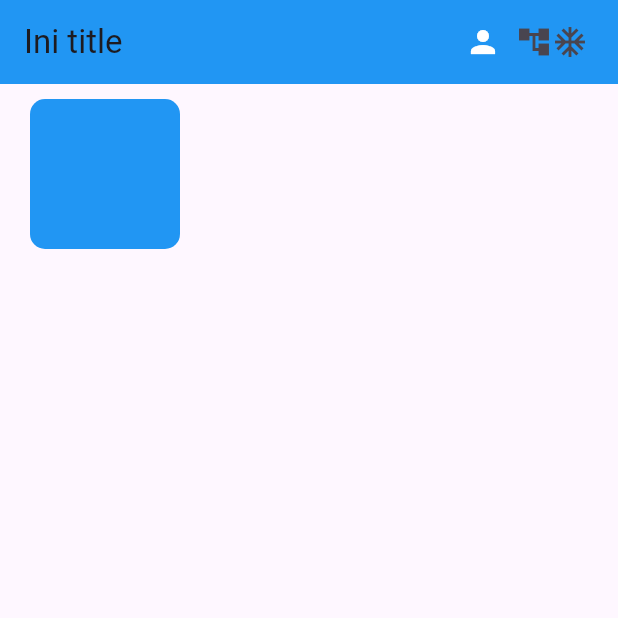
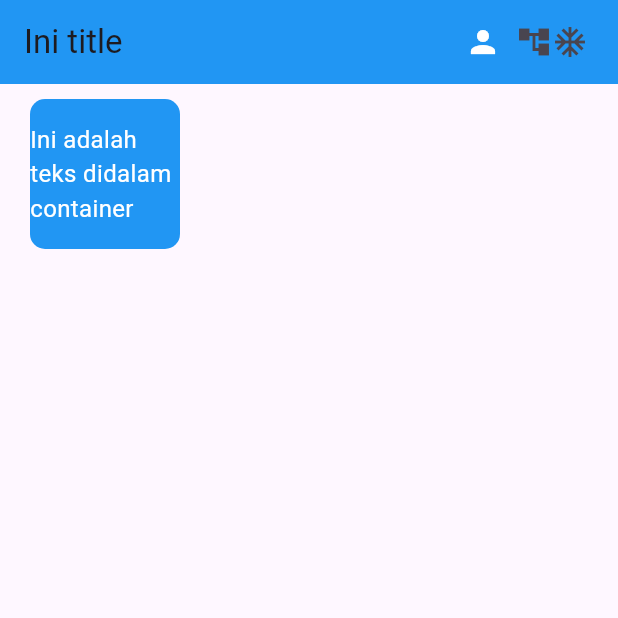
Before and after one commit to helenoktaa/Tugas_week_5_1123150205, a Flutter app: the screen it shows after launch, on a phone screen of 412 x 824 dp, the top half of it. Run offline on Flutter 3.47's test engine with Material 3 defaults, Android fonts, the phone set to English and light mode, and no system bars.

Commit message:
add teks dalam container

```diff
--- a/lib/main.dart
+++ b/lib/main.dart
@@ -28,10 +28,10 @@ class MyHome extends StatelessWidget {
         backgroundColor: Colors.blue,
         actions: [
           Icon(Icons.person, color: Colors.white),
-              SizedBox(width: 10,),
+          SizedBox(width: 10),
           Icon(Icons.account_tree),
           Icon(Icons.ac_unit),
-              SizedBox(width: 20,)
+          SizedBox(width: 20),
         ],
       ),
       body: Column(
@@ -46,9 +46,17 @@ class MyHome extends StatelessWidget {
               color: Colors.blue,
               borderRadius: BorderRadius.circular(10.0),
             ),
+            child: Text(
+              "Ini adalah teks didalam container",
+              style: TextStyle(
+                color: Colors.white,
+                fontSize: 16
                 ),
-              ]
             ),
-          );();
+          ),
+        ],
+      ),
+    );
+    ();
   }
 }
```
Lines whose indentation alone changed are shown as unchanged.
